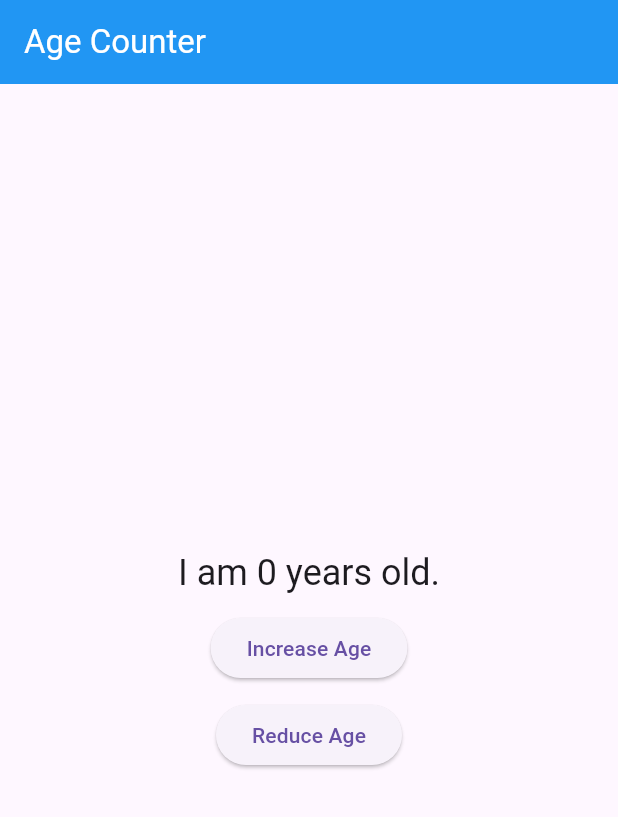
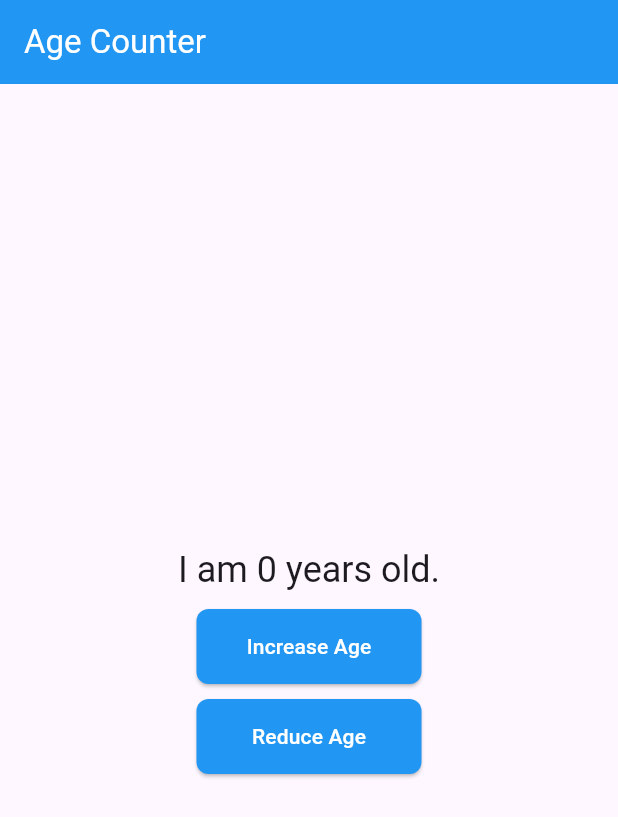
Before and after one commit to navedn/activity6provider, a Flutter app: the screen it shows after launch, on a phone screen of 412 x 824 dp. Shown: the top 817 px of the screen. Run offline on Flutter 3.47's test engine with Material 3 defaults, Android fonts, the phone set to English and light mode, and no system bars; missing offline and left inert: window_size.

Commit message:
Modified button sizes to match

```diff
--- a/lib/main.dart
+++ b/lib/main.dart
@@ -117,7 +117,18 @@ class MyHomePage extends StatelessWidget {
                 var counter = context.read<Counter>();
                 counter.increment();
               },
-              child: const Text('Increase Age'),
+              style: ElevatedButton.styleFrom(
+                backgroundColor: Colors.blue,
+                foregroundColor: Colors.white,
+                minimumSize: const Size(150, 50),
+                shape: RoundedRectangleBorder(
+                  borderRadius: BorderRadius.circular(8),
+                ),
+              ),
+              child: const Text(
+                'Increase Age',
+                style: TextStyle(color: Colors.white),
+              ),
             ),
             const SizedBox(height: 10),
             ElevatedButton(
@@ -127,7 +138,18 @@ class MyHomePage extends StatelessWidget {
                   counter.decrement(); // Or counter.decrement();
                 }
               },
-              child: const Text('Reduce Age'),
+              style: ElevatedButton.styleFrom(
+                backgroundColor: Colors.blue,
+                foregroundColor: Colors.white,
+                minimumSize: const Size(150, 50),
+                shape: RoundedRectangleBorder(
+                  borderRadius: BorderRadius.circular(8),
+                ),
+              ),
+              child: const Text(
+                'Reduce Age',
+                style: TextStyle(color: Colors.white),
+              ),
             )
           ],
         ),
```
Also changed, not shown: 1 other file.
